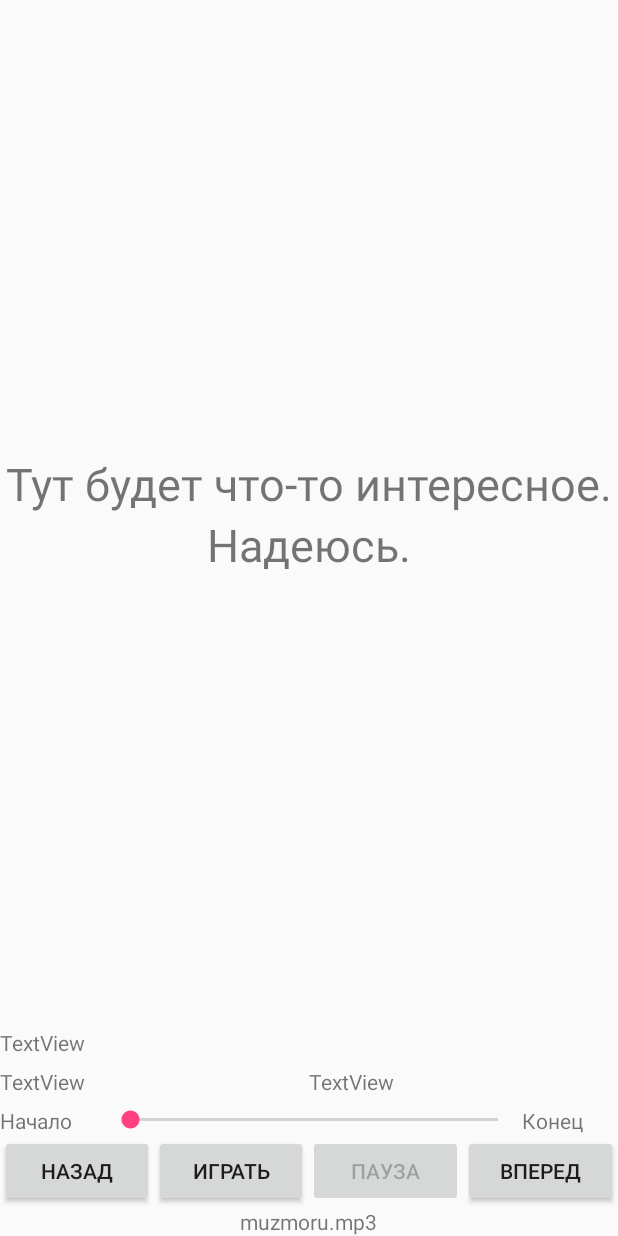
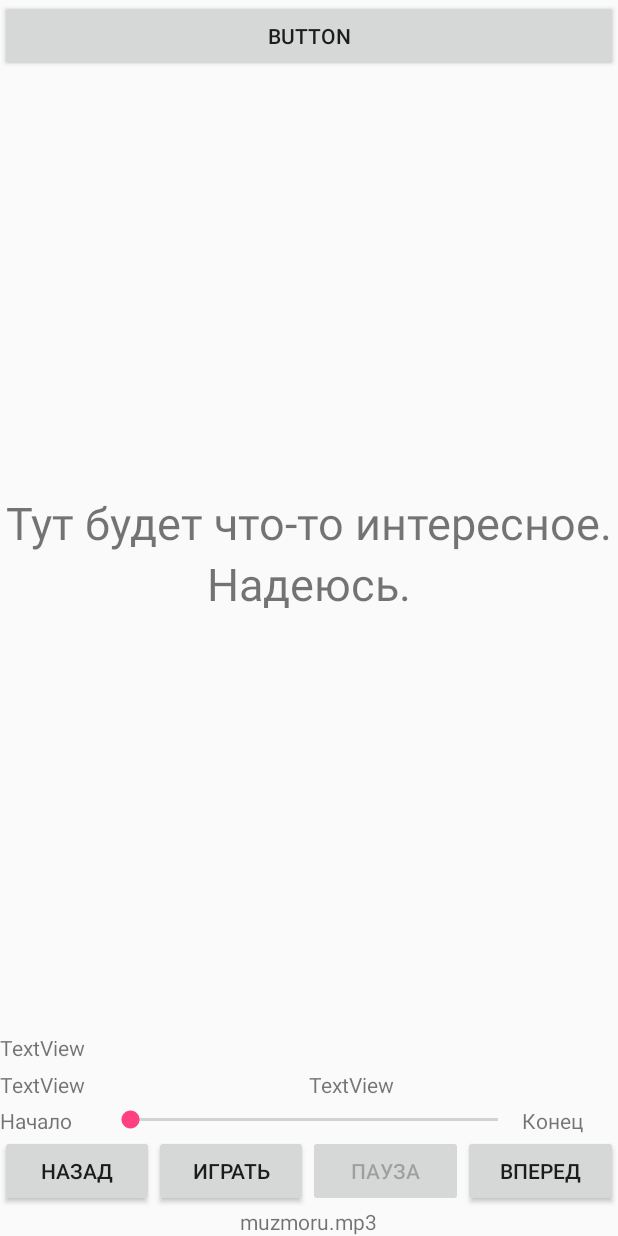
Before and after one commit to dlik01/git-AudioPlayer, an Android app: the screen it shows after launch (MainActivity), on a phone screen of 412 x 824 dp. Run offline under Robolectric (Android 15) with nearby library versions, the phone set to English and light mode, and no system bars.

Commit message:
Добавил кнопку для переходя на SecondActivity, и обработал её

```diff
--- a/AudioPlayer/app/src/main/java/com/example/home/audioplayer/MainActivity.java
+++ b/AudioPlayer/app/src/main/java/com/example/home/audioplayer/MainActivity.java
@@ -2,6 +2,7 @@ package com.example.home.audioplayer;
 
 import android.app.Activity;
 
+import android.content.Intent;
 import android.media.MediaPlayer;
 
 import android.os.Bundle;
@@ -18,7 +19,7 @@ import java.util.concurrent.TimeUnit;
 
 
 public class MainActivity extends Activity {
-    private Button b1,b2,b3,b4;
+    private Button b1,b2,b3,b4, btSecondActivity;
     //private ImageView iv;
     private MediaPlayer mediaPlayer;
     private double startTime = 0;
@@ -37,8 +38,9 @@ public class MainActivity extends Activity {
 
         b1 = (Button) findViewById(R.id.button);
         b2 = (Button) findViewById(R.id.button2);
-        b3=(Button)findViewById(R.id.button3);
-        b4=(Button)findViewById(R.id.button4);
+        b3 =(Button)findViewById(R.id.button3);
+        b4 =(Button)findViewById(R.id.button4);
+        btSecondActivity =(Button)findViewById(R.id.btSecondActivity);
         //iv=(ImageView)findViewById(R.id.imageView);
 
         tx1=(TextView)findViewById(R.id.tvStart);
@@ -53,6 +55,16 @@ public class MainActivity extends Activity {
         seekbar=(SeekBar)findViewById(R.id.seekBar);
         //seekbar.setClickable(false);
         initViews();
+
+
+        btSecondActivity.setOnClickListener(new View.OnClickListener() {
+            @Override
+            public void onClick(View v) {
+                Intent intent = new Intent();
+                intent.setClass(getApplicationContext(), SecondActivity.class);
+                startActivity(intent);
+            }
+        });
         b2.setEnabled(false);
 
         b3.setOnClickListener(new View.OnClickListener() {
--- a/AudioPlayer/app/src/main/res/layout/activity_main.xml
+++ b/AudioPlayer/app/src/main/res/layout/activity_main.xml
@@ -6,8 +6,15 @@
     android:layout_height="match_parent"
     android:gravity="center"
     android:orientation="vertical"
-    tools:context="com.example.home.mediaplayer.MainActivity"
+    tools:context="com.example.home.audioplayer.MainActivity"
     android:weightSum="1">
+
+    <Button
+        android:id="@+id/btSecondActivity"
+        android:layout_width="match_parent"
+        android:layout_height="wrap_content"
+        android:layout_weight="0"
+        android:text="Button" />
 
     <LinearLayout
         android:layout_width="match_parent"
```
